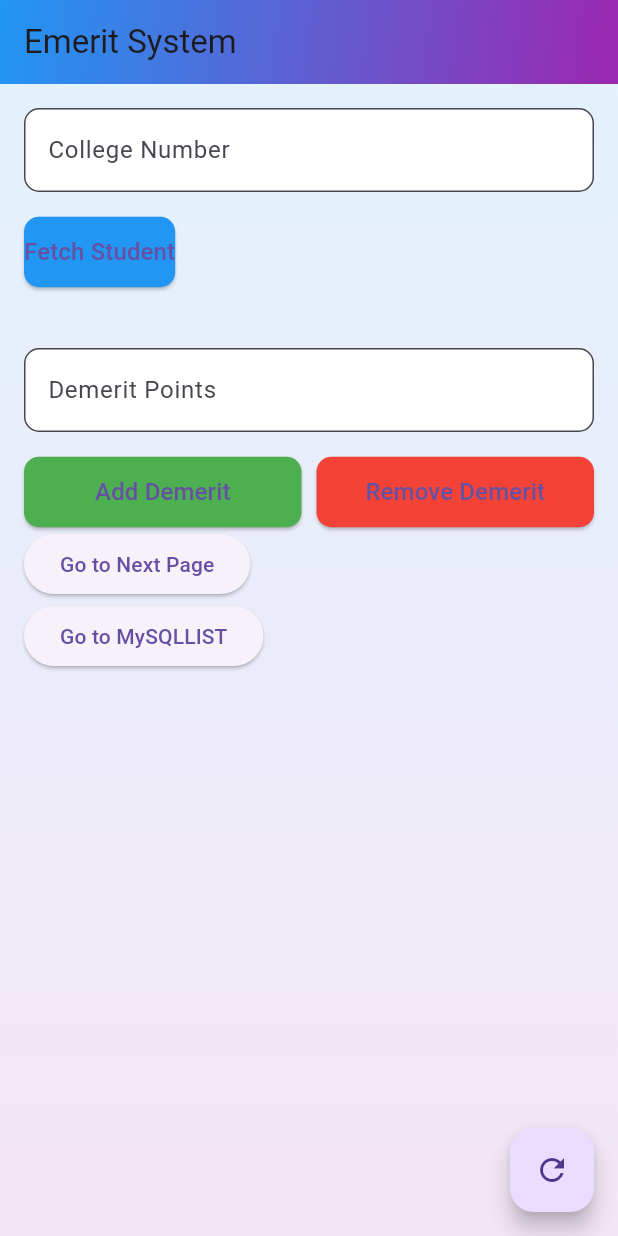
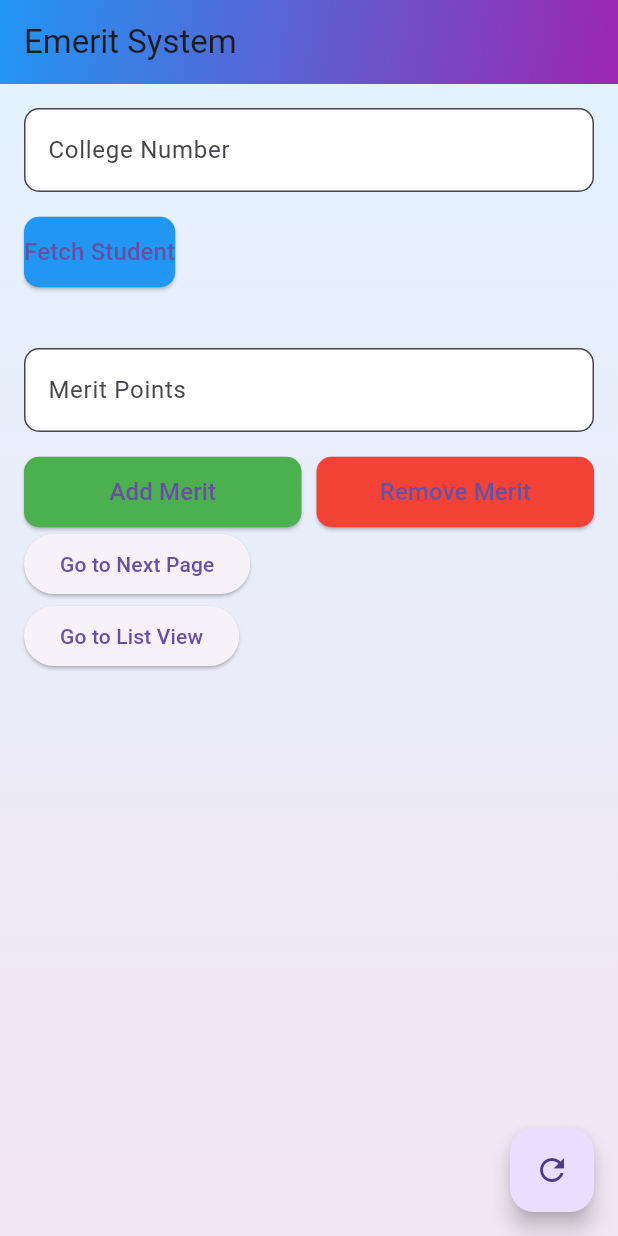
Before and after one commit to syedadib19/emeritsys, a Flutter app: the screen it shows after launch, on a phone screen of 412 x 824 dp. Run offline on Flutter 3.47's test engine with Material 3 defaults, Android fonts, the phone set to English and light mode, and no system bars.

```diff
--- a/lib/main.dart
+++ b/lib/main.dart
@@ -1,4 +1,4 @@
-import 'package:emerit/MySQLListScreen.dart';
+import 'package:emerit/MyApp.dart';
 import 'package:flutter/material.dart';
 import 'package:http/http.dart' as http;
 import 'dart:convert';
@@ -29,7 +29,7 @@ class EmeritSystem extends StatefulWidget {
 
 class _EmeritSystemState extends State<EmeritSystem> {
   final TextEditingController _collegeNumberController = TextEditingController();
-  final TextEditingController _demeritPointsController = TextEditingController();
+  final TextEditingController _meritPointsController = TextEditingController();
   Map<String, dynamic>? _studentData;
   bool _isLoading = false;
 
@@ -52,32 +52,32 @@ class _EmeritSystemState extends State<EmeritSystem> {
     }
   }
 
-  Future<void> _updateDemerits(String action) async {
+  Future<void> _updateMerits(String action) async {
     final collegeNumber = _collegeNumberController.text;
-    final demeritPoints = int.tryParse(_demeritPointsController.text) ?? 0;
+    final meritPoints = int.tryParse(_meritPointsController.text) ?? 0;
 
     final url = action == 'add'
-        ? 'https://mrsmbetongsarawak.edu.my/emerit/api/addDemerit.php'
-        : 'https://mrsmbetongsarawak.edu.my/emerit/api/removeDemerit.php';
+        ? 'https://mrsmbetongsarawak.edu.my/emerit/api/addMerit.php'
+        : 'https://mrsmbetongsarawak.edu.my/emerit/api/removeMerit.php';
 
     final response = await http.post(
       Uri.parse(url),
       headers: {'Content-Type': 'application/json'},
       body: json.encode({
         'college_number': collegeNumber,
-        'demerit_points': demeritPoints,
+        'merit_points': meritPoints,
       }),
     );
 
     if (response.statusCode == 200) {
       ScaffoldMessenger.of(context).showSnackBar(SnackBar(
-        content: Text('$action Demerit successful!'),
+        content: Text('$action Merit successfully added!'),
         backgroundColor: Colors.green,
       ));
       _fetchStudent(); // Refresh student data
     } else {
       ScaffoldMessenger.of(context).showSnackBar(SnackBar(
-        content: Text('Failed to $action demerit.'),
+        content: Text('Failed to $action Merit points.'),
         backgroundColor: Colors.red,
       ));
     }
@@ -157,7 +157,7 @@ class _EmeritSystemState extends State<EmeritSystem> {
                           children: [
                             Text('Name: ${_studentData!['name']}', style: TextStyle(fontSize: 18)),
                             Text('College Number: ${_studentData!['college_number']}', style: TextStyle(fontSize: 16)),
-                            Text('Demerit Points: ${_studentData!['demerit_points']}', style: TextStyle(fontSize: 16)),
+                            Text('Merit Points: ${_studentData!['merit_points']}', style: TextStyle(fontSize: 16)),
                           ],
                         ),
                       ),
@@ -165,9 +165,9 @@ class _EmeritSystemState extends State<EmeritSystem> {
                   ),
                 SizedBox(height: 20),
                 TextField(
-                  controller: _demeritPointsController,
+                  controller: _meritPointsController,
                   decoration: InputDecoration(
-                    labelText: 'Demerit Points',
+                    labelText: 'Merit Points',
                     border: OutlineInputBorder(
                       borderRadius: BorderRadius.circular(10),
                     ),
@@ -182,7 +182,7 @@ class _EmeritSystemState extends State<EmeritSystem> {
                   children: [
                     Expanded(
                       child: ElevatedButton(
-                        onPressed: () => _updateDemerits('add'),
+                        onPressed: () => _updateMerits('add'),
                         style: ElevatedButton.styleFrom(
                           shape: RoundedRectangleBorder(
                             borderRadius: BorderRadius.circular(10),
@@ -190,13 +190,13 @@ class _EmeritSystemState extends State<EmeritSystem> {
                           padding: EdgeInsets.symmetric(vertical: 12),
                           backgroundColor: Colors.green,
                         ),
-                        child: Text('Add Demerit', style: TextStyle(fontSize: 16)),
+                        child: Text('Add Merit', style: TextStyle(fontSize: 16)),
                       ),
                     ),
                     SizedBox(width: 10),
                     Expanded(
                       child: ElevatedButton(
-                        onPressed: () => _updateDemerits('remove'),
+                        onPressed: () => _updateMerits('remove'),
                         style: ElevatedButton.styleFrom(
                           shape: RoundedRectangleBorder(
                             borderRadius: BorderRadius.circular(10),
@@ -204,7 +204,7 @@ class _EmeritSystemState extends State<EmeritSystem> {
                           padding: EdgeInsets.symmetric(vertical: 12),
                           backgroundColor: Colors.red,
                         ),
-                        child: Text('Remove Demerit', style: TextStyle(fontSize: 16)),
+                        child: Text('Remove Merit', style: TextStyle(fontSize: 16)),
                       ),
                     ),
                   ],
@@ -221,9 +221,9 @@ class _EmeritSystemState extends State<EmeritSystem> {
                   onPressed: (){
                     Navigator.push(
                         context,
-                        MaterialPageRoute(builder: (context)=> MySQLListScreen()));
+                        MaterialPageRoute(builder: (context)=> SecondScreen()));
                   },
-                  child: Text('Go to MySQLLIST'),
+                  child: Text('Go to List View'),
                 )
               ],
             ),
@@ -233,7 +233,7 @@ class _EmeritSystemState extends State<EmeritSystem> {
       floatingActionButton: FloatingActionButton(
         onPressed: () {
           _collegeNumberController.clear();
-          _demeritPointsController.clear();
+          _meritPointsController.clear();
           setState(() => _studentData = null);
         },
         child: Icon(Icons.refresh),
```
Also changed, not shown: lib/MyApp.dart (added, +69 -0 lines), lib/MySQLListScreen.dart (deleted, +0 -50 lines), 1 other file.
